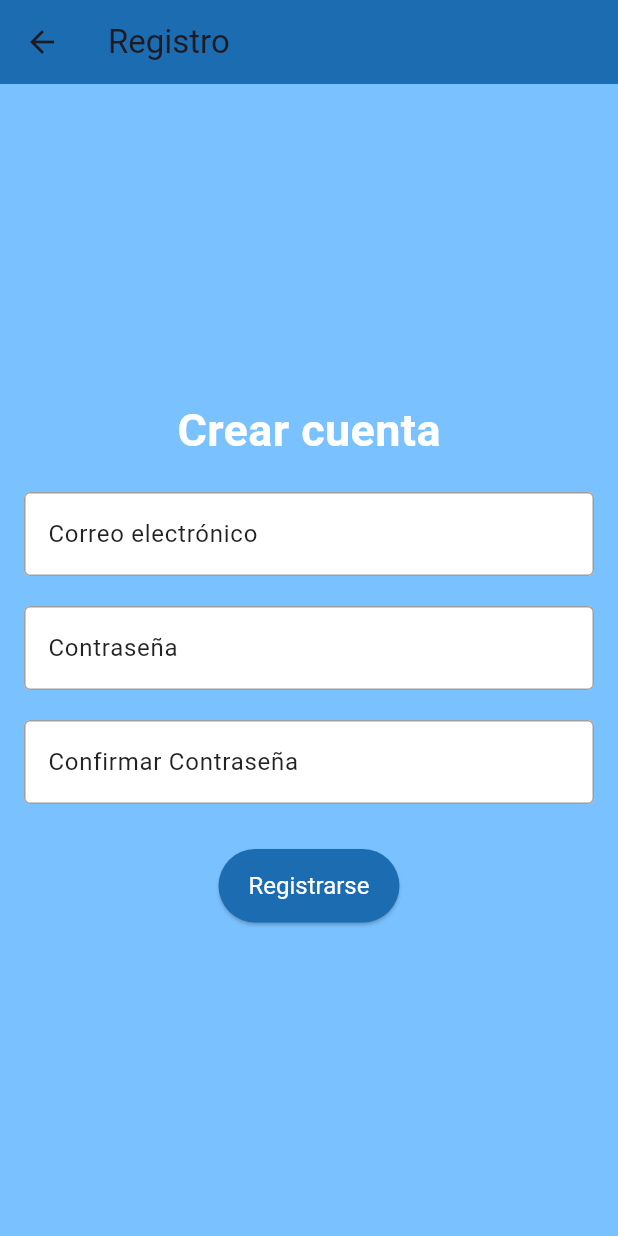
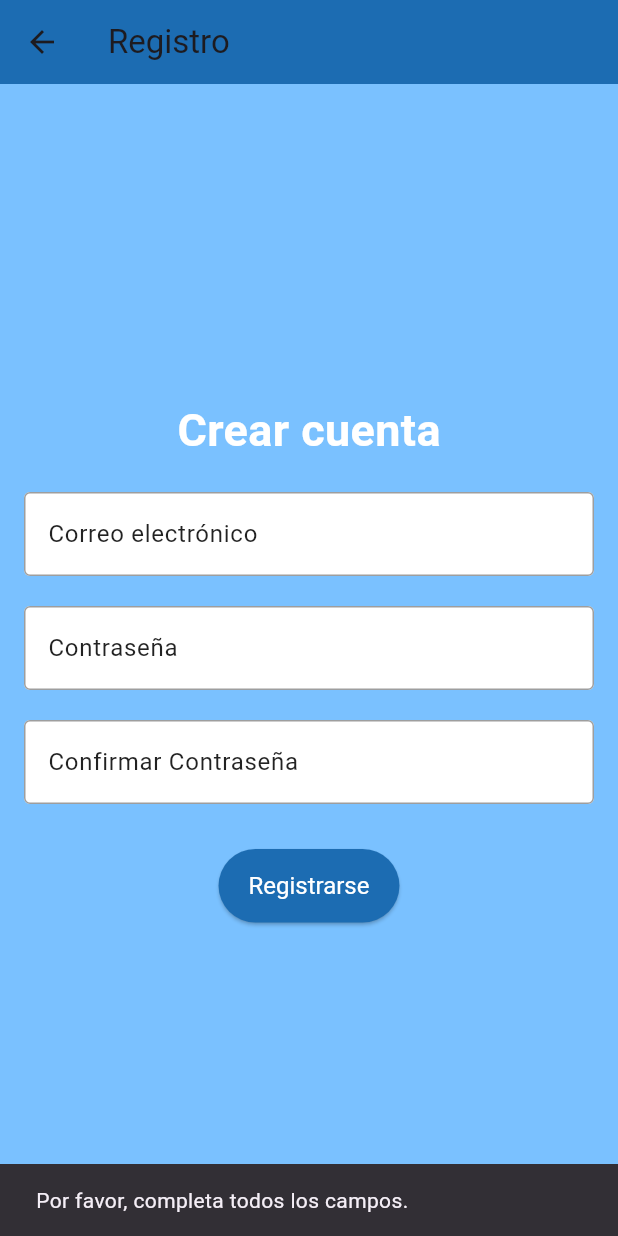
Before and after one commit to Jotaoesee/actividad3_app, a Flutter app: the Registro screen opened by its route, after a tap on "Registrarse", on a phone screen of 412 x 824 dp. Run offline on Flutter 3.47's test engine with Material 3 defaults, Android fonts, the phone set to English and light mode, and no system bars.

Commit message:
añado comprobacion de campos en el registro

```diff
--- a/lib/main.dart
+++ b/lib/main.dart
@@ -20,7 +20,7 @@ class MyApp extends StatelessWidget {
       initialRoute: '/', // Establecer la ruta inicial
       routes: {
         '/': (context) => const Inicio(), // Pantalla de inicio de sesión
-        '/registro': (context) => const Registro(), // Pantalla de registro
+        '/registro': (context) => Registro(), // Pantalla de registro
       },
     );
   }
--- a/lib/pantallas/inicio.dart
+++ b/lib/pantallas/inicio.dart
@@ -87,7 +87,7 @@ class Inicio extends StatelessWidget {
                       // Navegar a la pantalla de registro
                       Navigator.push(
                         context,
-                        MaterialPageRoute(builder: (context) => const Registro()),
+                        MaterialPageRoute(builder: (context) => Registro()),
                       );
                     },
                     child: const Text(
--- a/lib/pantallas/registro.dart
+++ b/lib/pantallas/registro.dart
@@ -1,7 +1,43 @@
 import 'package:flutter/material.dart';
 
 class Registro extends StatelessWidget {
-  const Registro({super.key});
+  final TextEditingController emailController = TextEditingController();
+  final TextEditingController passwordController = TextEditingController();
+  final TextEditingController confirmPasswordController = TextEditingController();
+
+  Registro({super.key});
+
+  void validarFormulario(BuildContext context) {
+    String email = emailController.text.trim();
+    String password = passwordController.text.trim();
+    String confirmPassword = confirmPasswordController.text.trim();
+
+    if (email.isEmpty || password.isEmpty || confirmPassword.isEmpty) {
+      mostrarMensaje(context, "Por favor, completa todos los campos.");
+      return;
+    }
+
+    if (!RegExp(r'^[^@]+@[^@]+\.[^@]+').hasMatch(email)) {
+      mostrarMensaje(context, "Por favor, ingresa un correo válido.");
+      return;
+    }
+
+    if (password != confirmPassword) {
+      mostrarMensaje(context, "Las contraseñas no coinciden.");
+      return;
+    }
+
+    mostrarMensaje(context, "Registro completado con éxito.");
+  }
+
+  void mostrarMensaje(BuildContext context, String mensaje) {
+    ScaffoldMessenger.of(context).showSnackBar(
+      SnackBar(
+        content: Text(mensaje),
+        duration: const Duration(seconds: 2),
+      ),
+    );
+  }
 
   @override
   Widget build(BuildContext context) {
@@ -26,8 +62,9 @@ class Registro extends StatelessWidget {
                 ),
               ),
               const SizedBox(height: 20),
-              const TextField(
-                decoration: InputDecoration(
+              TextField(
+                controller: emailController,
+                decoration: const InputDecoration(
                   filled: true,
                   fillColor: Colors.white,
                   labelText: 'Correo electrónico',
@@ -42,8 +79,10 @@ class Registro extends StatelessWidget {
                 ),
               ),
               const SizedBox(height: 20),
-              const TextField(
-                decoration: InputDecoration(
+              TextField(
+                controller: passwordController,
+                obscureText: true,
+                decoration: const InputDecoration(
                   filled: true,
                   fillColor: Colors.white,
                   labelText: 'Contraseña',
@@ -58,8 +97,10 @@ class Registro extends StatelessWidget {
                 ),
               ),
               const SizedBox(height: 20),
-              const TextField(
-                decoration: InputDecoration(
+              TextField(
+                controller: confirmPasswordController,
+                obscureText: true,
+                decoration: const InputDecoration(
                   filled: true,
                   fillColor: Colors.white,
                   labelText: 'Confirmar Contraseña',
@@ -80,9 +121,7 @@ class Registro extends StatelessWidget {
                   padding: const EdgeInsets.symmetric(horizontal: 20, vertical: 15),
                   textStyle: const TextStyle(fontSize: 16),
                 ),
-                onPressed: () {
-                  print("Registro completado");
-                },
+                onPressed: () => validarFormulario(context),
                 child: const Text(
                   "Registrarse",
                   style: TextStyle(color: Colors.white),
```
